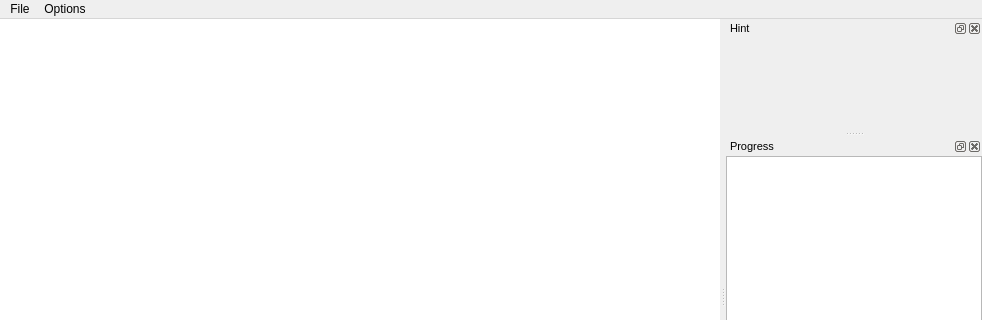
Before: the Qt Designer form mainwindow.ui in adamb924/TypingTutor, drawn with Qt 5; both pictures show x 0 to 982 and y 0 to 320 of the 982 by 595 pixel window.
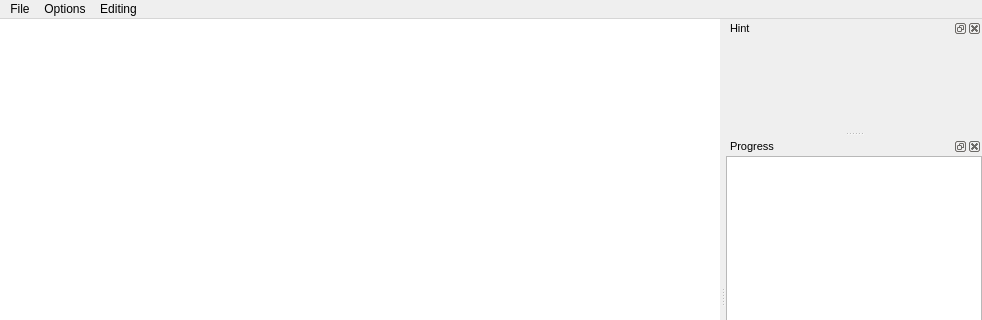
After: the same form once the commit is applied. Custom widgets are drawn as their Qt base class.

Commit message: MainWindow menu improvements

The edit to the form file:
```diff
--- a/mainwindow.ui
+++ b/mainwindow.ui
@@ -182,12 +182,21 @@
     </property>
     <addaction name="actionShow_hint"/>
     <addaction name="actionShow_progress"/>
+   </widget>
+   <widget class="QMenu" name="menuEditing">
+    <property name="title">
+     <string>Editing</string>
+    </property>
+    <addaction name="actionNew_course"/>
+    <addaction name="actionSave_course"/>
+    <addaction name="actionSave_course_as"/>
     <addaction name="separator"/>
     <addaction name="actionEdit_course"/>
     <addaction name="actionEdit_keyboard"/>
    </widget>
    <addaction name="menuFile"/>
    <addaction name="menuOptions"/>
+   <addaction name="menuEditing"/>
   </widget>
   <widget class="QStatusBar" name="statusBar">
    <property name="styleSheet">
```
Left out of the diff: 13 changed lines with no effect on the pictures. The commit also changes 1 other file.
